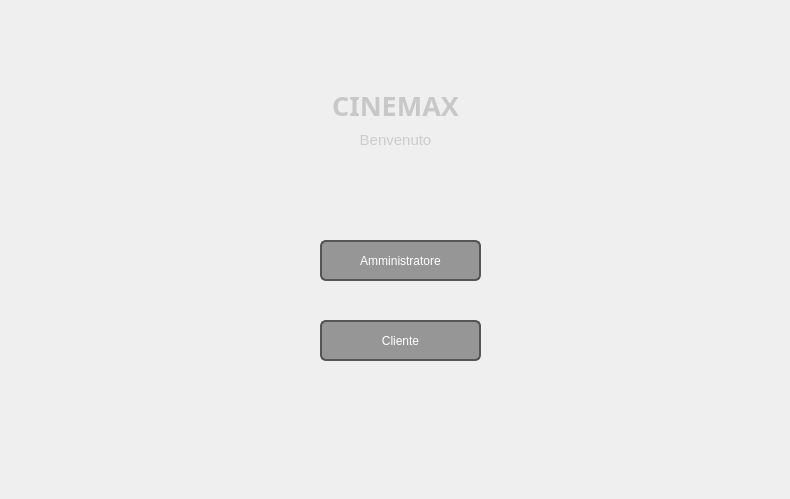
The window that Viste/VistaHome.ui (GiacomoPrincipi/CineMax) describes before a commit, drawn with Qt 5.
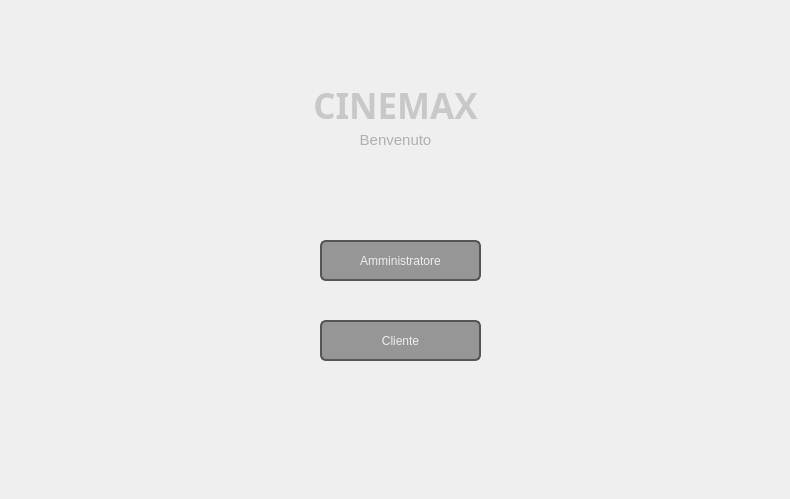
The same window after the commit.

```diff
--- a/Viste/VistaHome.ui
+++ b/Viste/VistaHome.ui
@@ -25,7 +25,7 @@
    <property name="font">
     <font>
      <family>Segoe UI Variable</family>
-     <pointsize>20</pointsize>
+     <pointsize>26</pointsize>
      <bold>true</bold>
     </font>
    </property>
@@ -57,7 +57,7 @@
    </property>
    <property name="styleSheet">
     <string notr="true">QLabel {
-    color: #CCCCCC;
+    color: #AFAFAF;
 }</string>
    </property>
    <property name="text">
@@ -79,7 +79,7 @@
    <property name="styleSheet">
     <string notr="true">QPushButton {
     background-color: #969696;
-    color: #FFFFFF;
+    color: #EEEEEE;
     border: 2px solid #555555;
     border-radius: 6px;
 }
@@ -132,7 +132,7 @@
    <property name="styleSheet">
     <string notr="true">QPushButton {
     background-color: #969696;
-    color: #FFFFFF;
+    color: #EEEEEE;
     border: 2px solid #555555;
     border-radius: 6px;
 }
```
Left out of the diff: 2 changed lines with no effect on the pictures.
